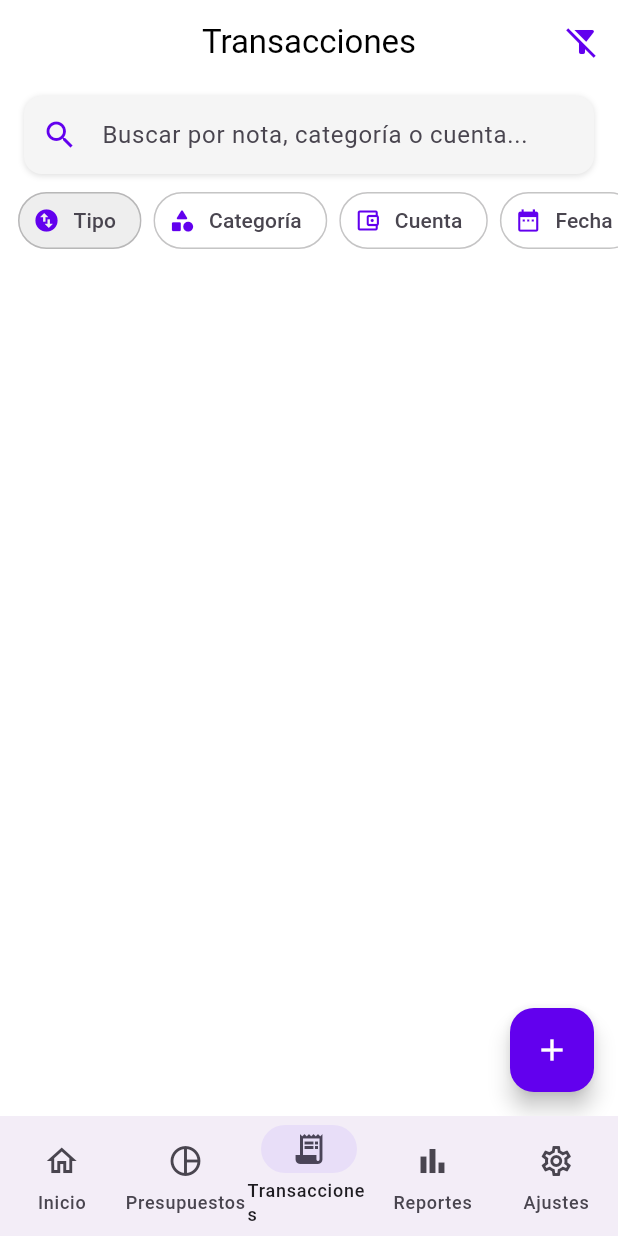
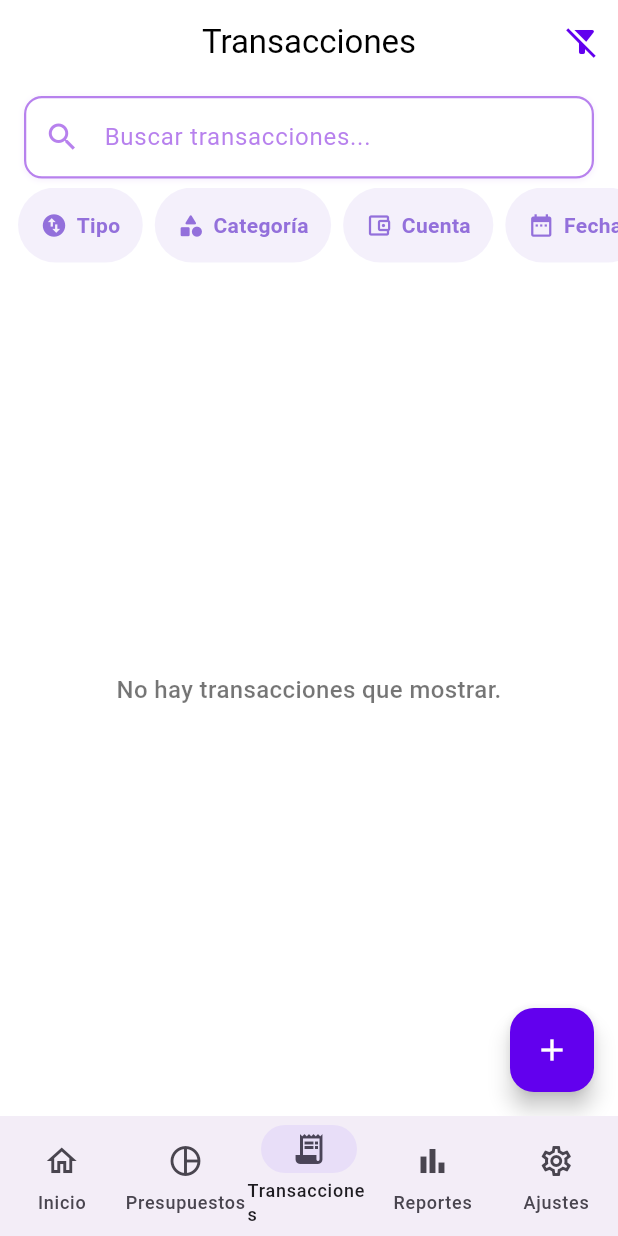
Before and after one commit to IDUCDEV/clariFi, a Flutter app: the TransactionsListView screen opened by its route, on a phone screen of 412 x 824 dp. Run offline on Flutter 3.47's test engine with Material 3 defaults, Android fonts, the phone set to English and light mode, and no system bars; our stand-ins replace app_links, go_router, supabase_flutter; accounts and stored records are empty; network calls fail.

Commit message:
The design of the screens is edited

```diff
--- a/lib/src/colors/colors.dart
+++ b/lib/src/colors/colors.dart
@@ -7,6 +7,8 @@ class AppColors {
   static const Color secondary = Color(0xFF03DAC6);
   static const Color success = Color.fromARGB(255, 0, 255, 106);
   static const Color lightPurple = Color(0xFFF2E9FF);
+  static const Color mediumPurple = Color(0xFF994CE6);
+
 
   // Colores de fondo
   static const Color background = Color(0xFFFFFFFF);
--- a/lib/src/views/transactions/transactions_list_view.dart
+++ b/lib/src/views/transactions/transactions_list_view.dart
@@ -3,6 +3,7 @@ import 'package:provider/provider.dart';
 import 'package:clarifi_app/src/colors/colors.dart';
 import 'package:clarifi_app/src/viewmodels/transaction_viewmodel.dart';
 import 'transaction_item_view.dart';
+import 'package:clarifi_app/src/viewmodels/account_viewmodel.dart';
 import 'new_transaction_view.dart';
 import 'package:go_router/go_router.dart';
 import 'transfer_view.dart';
@@ -19,6 +20,7 @@ class _TransactionsListViewState extends State<TransactionsListView> {
   String? selectedType;
   String? selectedCategoryId;
   String? selectedAccountId;
+  String? selectedAccountName;
   DateTimeRange? selectedDateRange;
 
   final TextEditingController _searchController = TextEditingController();
@@ -53,6 +55,7 @@ class _TransactionsListViewState extends State<TransactionsListView> {
       selectedType = null;
       selectedCategoryId = null;
       selectedAccountId = null;
+      selectedAccountName = null;
       selectedDateRange = null;
     });
   }
@@ -86,11 +89,15 @@ class _TransactionsListViewState extends State<TransactionsListView> {
             padding: const EdgeInsets.fromLTRB(16, 8, 16, 0),
             child: Container(
               decoration: BoxDecoration(
-                color: Colors.grey.shade100,
+                color: Colors.white,
                 borderRadius: BorderRadius.circular(12),
+                border: Border.all(
+        color: AppColors.mediumPurple.withOpacity(0.7), // 👈 color del borde
+        width: 1.5,
+      ),
                  boxShadow: [
         BoxShadow(
-                    color: Colors.grey.shade300,
+           color: AppColors.mediumPurple.withOpacity(0.1),
           blurRadius: 3,
           offset: const Offset(0, 1),
         ),
@@ -99,11 +106,17 @@ class _TransactionsListViewState extends State<TransactionsListView> {
               child: TextField(
                 controller: _searchController,
                 onChanged: (query) => vm.setSearchQuery(query),
+                style: TextStyle(
+        color: AppColors.mediumPurple.withOpacity(0.9), // 👈 color del texto
+      ),
                 decoration: InputDecoration(
-                  hintText: 'Buscar por nota, categoría o cuenta...',
-                  prefixIcon: const Icon(
+                  hintText: 'Buscar transacciones...',
+        hintStyle: TextStyle(
+          color: AppColors.mediumPurple.withOpacity(0.7), // 👈 color del hint
+        ),
+                  prefixIcon: Icon(
           Icons.search,
-                    color: AppColors.primary,
+          color: AppColors.mediumPurple.withOpacity(0.7), // 👈 color del ícono
         ),
                   suffixIcon: _searchController.text.isNotEmpty
                       ? IconButton(
@@ -137,16 +150,13 @@ class _TransactionsListViewState extends State<TransactionsListView> {
     scrollDirection: Axis.horizontal,
     padding: const EdgeInsets.symmetric(horizontal: 12),
     children: [
-                _buildFilterChip(
+      _buildStyledFilterChip(
         label: selectedType == null
             ? 'Tipo'
             : selectedType == 'income'
                 ? 'Ingreso'
                 : 'Gasto',
         icon: Icons.swap_vert_circle,
-                  color: selectedType == null
-                      ? Colors.grey.shade200
-                      : AppColors.primary.withOpacity(0.15),
         onTap: () async {
           final type = await _showTypeSelector();
           if (type != null) {
@@ -164,7 +174,7 @@ class _TransactionsListViewState extends State<TransactionsListView> {
           }
         },
       ),
-                _buildFilterChip(
+      _buildStyledFilterChip(
         label: selectedCategoryId == null
             ? 'Categoría'
             : vm.categories
@@ -187,7 +197,7 @@ class _TransactionsListViewState extends State<TransactionsListView> {
           }
         },
       ),
-                _buildFilterChip(
+      _buildStyledFilterChip(
         label: selectedAccountId ?? 'Cuenta',
         icon: Icons.account_balance_wallet_outlined,
         onTap: () async {
@@ -198,12 +208,13 @@ class _TransactionsListViewState extends State<TransactionsListView> {
               type: selectedType,
               categoryId: selectedCategoryId,
               accountId: account,
+
               dateRange: selectedDateRange,
             );
           }
         },
       ),
-                _buildFilterChip(
+      _buildStyledFilterChip(
         label: selectedDateRange == null
             ? 'Fecha'
             : '${selectedDateRange!.start.day}/${selectedDateRange!.start.month} - ${selectedDateRange!.end.day}/${selectedDateRange!.end.month}',
@@ -244,13 +255,29 @@ class _TransactionsListViewState extends State<TransactionsListView> {
       ? const Center(child: CircularProgressIndicator())
       : vm.errorMessage != null
           ? Center(child: Text(vm.errorMessage!))
+          : vm.transactions.isEmpty
+              ? const Center(
+                  child: Text(
+                    'No hay transacciones que mostrar.',
+                    style: TextStyle(
+                      fontSize: 16,
+                      color: Colors.black54,
+                      fontWeight: FontWeight.w500,
+                    ),
+                    textAlign: TextAlign.center,
+                  ),
+                )
               : RefreshIndicator(
-                    onRefresh: vm.loadTransactions,
+                  onRefresh: () async {
+                    await vm.loadTransactions();
+                    setState(() {});
+                  },
                   child: ListView.builder(
                     controller: _scrollController,
+                    physics: const AlwaysScrollableScrollPhysics(),
                     padding: const EdgeInsets.all(16),
-                      itemCount:
-                          vm.transactions.length + (vm.isLoadingMore ? 1 : 0),
+                    itemCount: vm.transactions.length +
+                        (vm.isLoadingMore ? 1 : 0),
                     itemBuilder: (context, index) {
                       if (index < vm.transactions.length) {
                         final item = vm.transactions[index];
@@ -262,13 +289,15 @@ class _TransactionsListViewState extends State<TransactionsListView> {
                                 item.categoryName!.isNotEmpty)
                               item.categoryName!,
                           ].join(' / '),
-                            account: item.accountName ?? 'Cuenta desconocida',
+                          account:
+                              item.accountName ?? 'Cuenta desconocida',
                           date: item.date,
                           amount: item.amount,
                           type: item.type,
-                            // 👇 NUEVO: tap abre detalle/edición
                           onTap: () async {
-                              final updated = context.push('/transactions/edit/${item.id}');
+                            final updated = await context.push(
+                              '/transactions/edit/${item.id}',
+                            );
                             if (updated == true) await vm.loadTransactions();
                           },
                         );
@@ -282,6 +311,8 @@ class _TransactionsListViewState extends State<TransactionsListView> {
                   ),
                 ),
 ),
+
+
         ],
       ),
       floatingActionButton: FloatingActionButton(
@@ -346,17 +377,45 @@ class _TransactionsListViewState extends State<TransactionsListView> {
   }
 
   Future<String?> _showAccountSelector() async {
+  final vmAccounts = Provider.of<AccountViewModel>(context, listen: false);
+  await vmAccounts.loadAccounts(); // 👈 asegúrate de tener esta función en tu ViewModel
+
   return await showModalBottomSheet<String>(
     context: context,
-      builder: (context) => _buildBottomSelector(
-        title: 'Seleccionar cuenta',
-        items: const [
-          {'value': '1', 'label': 'Cuenta principal'},
-          {'value': '2', 'label': 'Tarjeta débito'},
+    shape: const RoundedRectangleBorder(
+      borderRadius: BorderRadius.vertical(top: Radius.circular(20)),
+    ),
+    builder: (context) {
+      if (vmAccounts.isLoading) {
+        return const SizedBox(
+          height: 200,
+          child: Center(child: CircularProgressIndicator()),
+        );
+      } else {
+        return Padding(
+          padding: const EdgeInsets.all(16),
+          child: Column(
+            mainAxisSize: MainAxisSize.min,
+            children: [
+              const Text(
+                'Selecciona una cuenta',
+                style: TextStyle(fontSize: 18, fontWeight: FontWeight.bold),
+              ),
+              const SizedBox(height: 16),
+              ...vmAccounts.accounts.map((account) {
+                return ListTile(
+                  title: Text(account.name),
+                  onTap: () => Navigator.pop(context, account.name),
+                );
+              }).toList(),
             ],
           ),
         );
       }
+    },
+  );
+}
+
 
   Widget _buildBottomSelector({
     required String title,
@@ -487,4 +546,42 @@ class _TransactionsListViewState extends State<TransactionsListView> {
       ),
     );
   }
+  // --- NUEVO BUILDER ---
+Widget _buildStyledFilterChip({
+  required String label,
+  required IconData icon,
+  required VoidCallback onTap,
+}) {
+  const mediumPurple = Color(0xFF9370DB);
+
+  return Padding(
+    padding: const EdgeInsets.only(right: 8),
+    child: InkWell(
+      onTap: onTap,
+      borderRadius: BorderRadius.circular(25),
+      child: Container(
+        padding: const EdgeInsets.symmetric(horizontal: 14, vertical: 10),
+        decoration: BoxDecoration(
+          color: mediumPurple.withOpacity(0.1), // Fondo suave
+          borderRadius: BorderRadius.circular(25),
+          border: Border.all(color: Colors.transparent),
+        ),
+        child: Row(
+          mainAxisSize: MainAxisSize.min,
+          children: [
+            Icon(icon, size: 18, color: mediumPurple),
+            const SizedBox(width: 6),
+            Text(
+              label,
+              style: const TextStyle(
+                color: mediumPurple,
+                fontWeight: FontWeight.w600,
+              ),
+            ),
+          ],
+        ),
+      ),
+    ),
+  );
 }
+}
```
Also changed, not shown: lib/src/views/transactions/edit_transaction_view.dart (+49 -48 lines), lib/src/views/transactions/new_transaction_view.dart (+80 -24 lines). Lines whose indentation alone changed are shown as unchanged.
